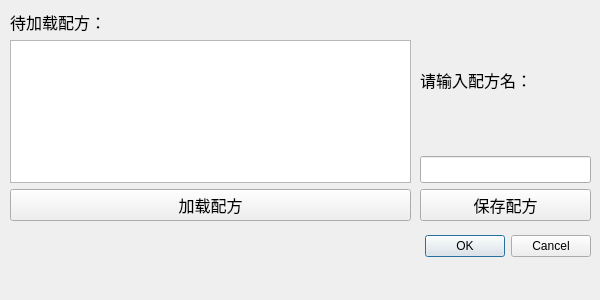
Before: the Qt Designer form cpp/8H82600/dialog_recipe_mgr.ui in huayunfly/goiot, drawn with Qt 5.
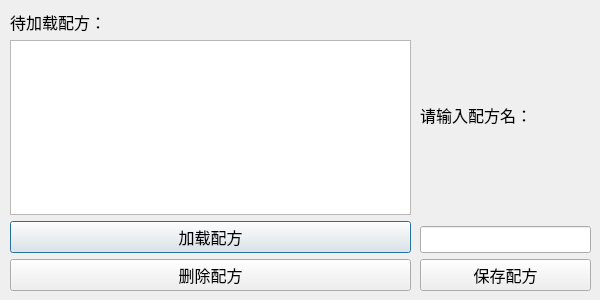
After: the same form once the commit is applied.

Commit message: load, save and delete recipe.

Diff of the .ui file:
```diff
--- a/cpp/8H82600/dialog_recipe_mgr.ui
+++ b/cpp/8H82600/dialog_recipe_mgr.ui
@@ -13,29 +13,13 @@
   <property name="windowTitle">
    <string>Dialog</string>
   </property>
-  <widget class="QDialogButtonBox" name="buttonBox">
-   <property name="geometry">
-    <rect>
-     <x>250</x>
-     <y>230</y>
-     <width>341</width>
-     <height>32</height>
-    </rect>
-   </property>
-   <property name="orientation">
-    <enum>Qt::Horizontal</enum>
-   </property>
-   <property name="standardButtons">
-    <set>QDialogButtonBox::Cancel|QDialogButtonBox::Ok</set>
-   </property>
-  </widget>
   <widget class="QWidget" name="verticalLayoutWidget">
    <property name="geometry">
     <rect>
      <x>10</x>
      <y>10</y>
      <width>401</width>
-     <height>211</height>
+     <height>281</height>
     </rect>
    </property>
    <layout class="QVBoxLayout" name="verticalLayout">
@@ -68,6 +52,19 @@
       </property>
      </widget>
     </item>
+    <item>
+     <widget class="QPushButton" name="pushButtonDelete">
+      <property name="font">
+       <font>
+        <family>Tahoma</family>
+        <pointsize>12</pointsize>
+       </font>
+      </property>
+      <property name="text">
+       <string>删除配方</string>
+      </property>
+     </widget>
+    </item>
    </layout>
   </widget>
   <widget class="QWidget" name="verticalLayoutWidget_2">
@@ -76,7 +73,7 @@
      <x>420</x>
      <y>10</y>
      <width>171</width>
-     <height>211</height>
+     <height>281</height>
     </rect>
    </property>
    <layout class="QVBoxLayout" name="verticalLayout_2">
```
Left out of the diff: 35 changed lines with no effect on the pictures. The commit also changes 4 other files.
